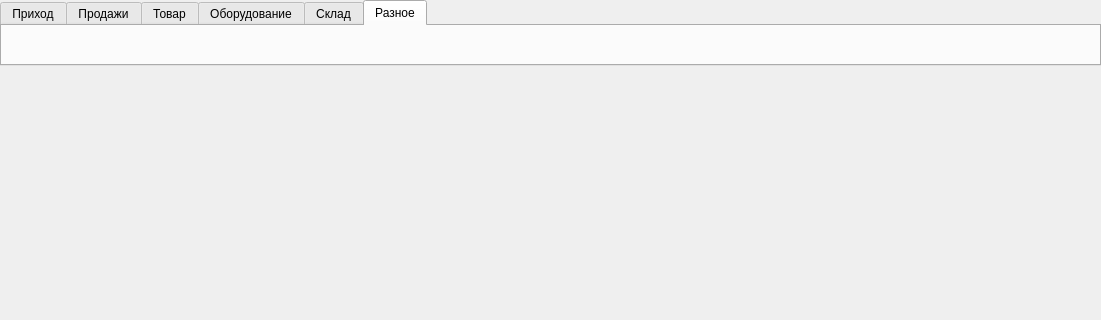
Meller008/kara, file ui/main_window.ui: the form before one commit; both pictures show x 0 to 1101 and y 0 to 320 of the 1101 by 771 pixel window.
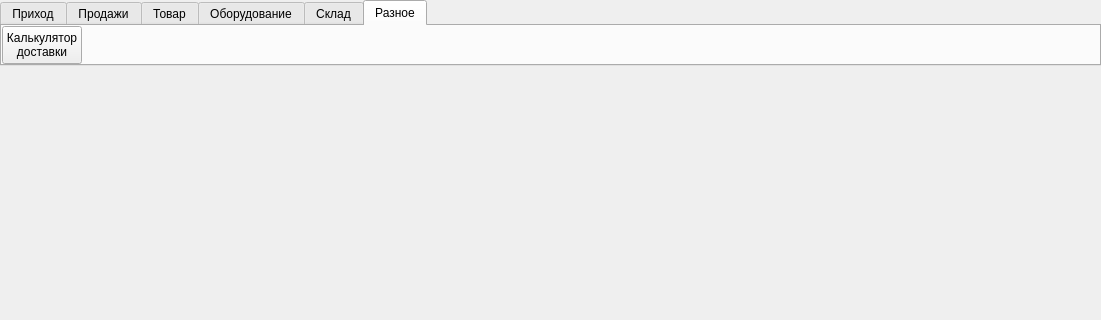
The form after the commit. The open tabs and pages were chosen to show the change.

Commit message: + калькулятор доставки

What changed in the file:
```diff
--- a/ui/main_window.ui
+++ b/ui/main_window.ui
@@ -522,7 +522,7 @@
         <property name="spacing">
          <number>0</number>
         </property>
-        <item row="0" column="0">
+        <item row="0" column="1">
          <spacer name="horizontalSpacer_2">
           <property name="orientation">
            <enum>Qt::Horizontal</enum>
@@ -535,6 +535,20 @@
           </property>
          </spacer>
         </item>
+        <item row="0" column="0">
+         <widget class="QPushButton" name="pushButton_20">
+          <property name="sizePolicy">
+           <sizepolicy hsizetype="Minimum" vsizetype="Minimum">
+            <horstretch>0</horstretch>
+            <verstretch>0</verstretch>
+           </sizepolicy>
+          </property>
+          <property name="text">
+           <string>Калькулятор
+доставки</string>
+          </property>
+         </widget>
+        </item>
        </layout>
       </widget>
      </widget>
```
Left out of the diff: 41 changed lines with no effect on the pictures. The commit also changes 3 other files.
